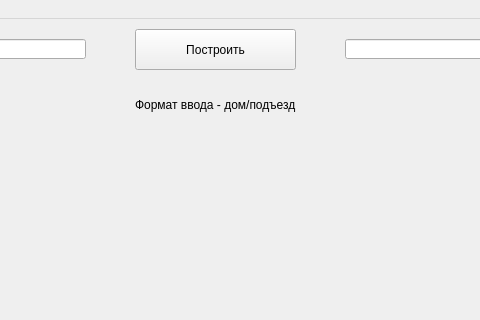
This is navigator/mainwindow.ui in Hoidini/NavigatorOnQt as Qt 5 draws it before an edit; both pictures show x 185 to 665 and y 0 to 320 of the 800 by 600 pixel window. The edited form follows.
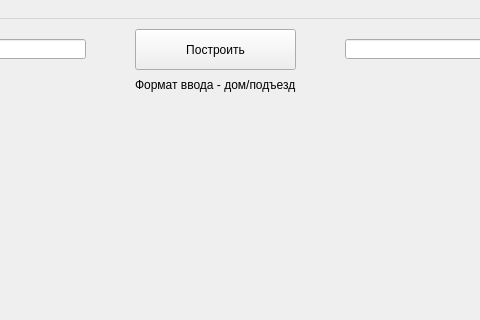
This is the edited form.

The edit to the form file:
```diff
--- a/navigator/mainwindow.ui
+++ b/navigator/mainwindow.ui
@@ -51,7 +51,7 @@
     <property name="geometry">
      <rect>
       <x>320</x>
-      <y>70</y>
+      <y>50</y>
       <width>211</width>
       <height>31</height>
      </rect>
```
